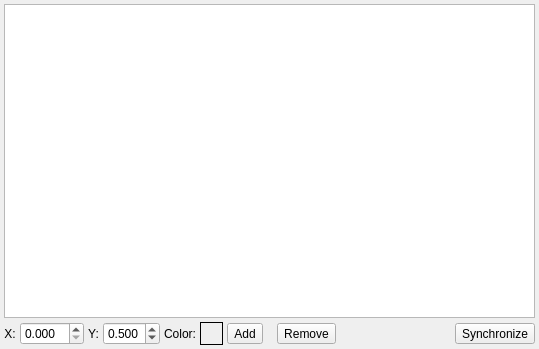
First picture: the form in libs/charts/TFTable.ui, repository 3dct/open_iA, before the edit.
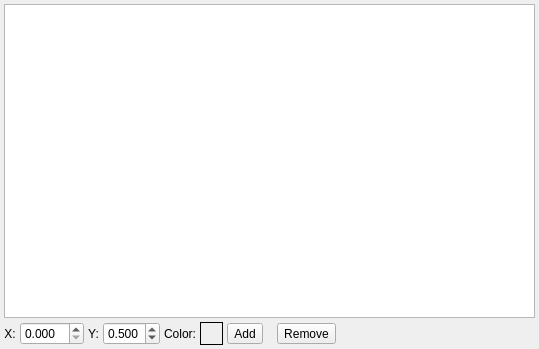
Second picture: the form after the edit. Icons and pictures are not drawn.

Commit message: Charts: Update transfer function from table changes immediately

```diff
--- a/libs/charts/TFTable.ui
+++ b/libs/charts/TFTable.ui
@@ -233,29 +233,6 @@
        </property>
       </spacer>
      </item>
-     <item>
-      <widget class="QToolButton" name="tbUpdateHisto">
-       <property name="toolTip">
-        <string>&lt;html&gt;&lt;head/&gt;&lt;body&gt;&lt;p&gt;Updates the transferfunction of the histogram (shortcut: enter)&lt;/p&gt;&lt;/body&gt;&lt;/html&gt;</string>
-       </property>
-       <property name="text">
-        <string>Synchronize</string>
-       </property>
-       <property name="icon">
-        <iconset resource="charts.qrc">
-         <normaloff>:/images/update.png</normaloff>:/images/update.png</iconset>
-       </property>
-       <property name="iconSize">
-        <size>
-         <width>23</width>
-         <height>23</height>
-        </size>
-       </property>
-       <property name="toolButtonStyle">
-        <enum>Qt::ToolButtonTextBesideIcon</enum>
-       </property>
-      </widget>
-     </item>
     </layout>
    </item>
   </layout>
```
Left out of the diff: 2 changed lines with no effect on the pictures. The commit also changes 2 other files.
